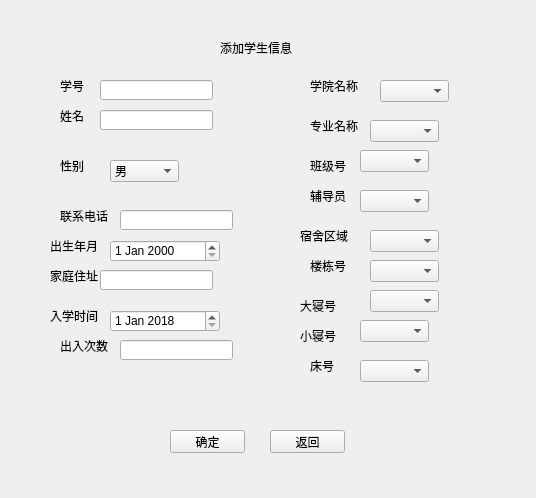
This is admin/admin_addarchive.ui in wo16pao/MS as Qt 5 draws it before an edit. The edited form follows.
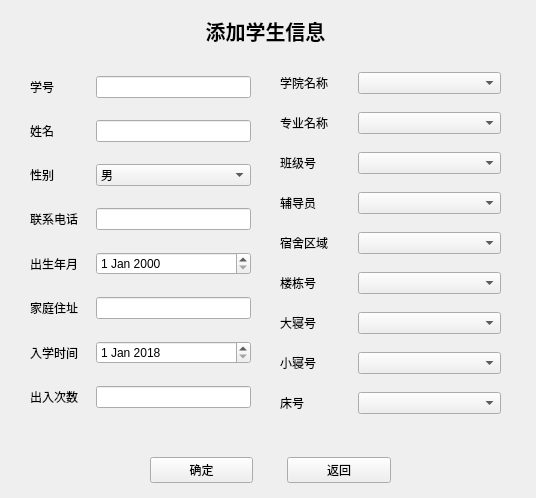
This is the edited form.

```diff
--- a/admin/admin_addarchive.ui
+++ b/admin/admin_addarchive.ui
@@ -16,465 +16,320 @@
   <widget class="QLabel" name="label">
    <property name="geometry">
     <rect>
-     <x>220</x>
-     <y>40</y>
-     <width>101</width>
-     <height>16</height>
+     <x>190</x>
+     <y>10</y>
+     <width>151</width>
+     <height>41</height>
     </rect>
    </property>
+   <property name="font">
+    <font>
+     <pointsize>15</pointsize>
+     <weight>75</weight>
+     <bold>true</bold>
+    </font>
+   </property>
+   <property name="lineWidth">
+    <number>1</number>
+   </property>
+   <property name="midLineWidth">
+    <number>0</number>
+   </property>
    <property name="text">
     <string>添加学生信息</string>
    </property>
-  </widget>
-  <widget class="QLabel" name="label_2">
-   <property name="geometry">
-    <rect>
-     <x>60</x>
-     <y>80</y>
-     <width>54</width>
-     <height>12</height>
-    </rect>
+   <property name="textFormat">
+    <enum>Qt::AutoText</enum>
    </property>
-   <property name="text">
-    <string>学号</string>
+   <property name="alignment">
+    <set>Qt::AlignCenter</set>
    </property>
-  </widget>
-  <widget class="QLabel" name="label_3">
-   <property name="geometry">
-    <rect>
-     <x>60</x>
-     <y>110</y>
-     <width>54</width>
-     <height>12</height>
-    </rect>
+   <property name="margin">
+    <number>0</number>
    </property>
-   <property name="text">
-    <string>姓名</string>
+   <property name="indent">
+    <number>-1</number>
    </property>
   </widget>
-  <widget class="QLabel" name="label_4">
+  <widget class="QWidget" name="widget" native="true">
    <property name="geometry">
     <rect>
-     <x>50</x>
-     <y>240</y>
-     <width>54</width>
-     <height>12</height>
+     <x>40</x>
+     <y>450</y>
+     <width>351</width>
+     <height>41</height>
     </rect>
    </property>
-   <property name="text">
-    <string>出生年月</string>
-   </property>
+   <layout class="QHBoxLayout" name="horizontalLayout">
+    <item>
+     <widget class="QLabel" name="label_result">
+      <property name="text">
+       <string/>
+      </property>
+      <property name="alignment">
+       <set>Qt::AlignRight|Qt::AlignTrailing|Qt::AlignVCenter</set>
+      </property>
+     </widget>
+    </item>
+    <item>
+     <widget class="QPushButton" name="pushButton">
+      <property name="text">
+       <string>确定</string>
+      </property>
+     </widget>
+    </item>
+    <item>
+     <spacer name="horizontalSpacer">
+      <property name="orientation">
+       <enum>Qt::Horizontal</enum>
+      </property>
+      <property name="sizeType">
+       <enum>QSizePolicy::Fixed</enum>
+      </property>
+      <property name="sizeHint" stdset="0">
+       <size>
+        <width>28</width>
+        <height>20</height>
+       </size>
+      </property>
+     </spacer>
+    </item>
+    <item>
+     <widget class="QPushButton" name="pushButton_2">
+      <property name="text">
+       <string>返回</string>
+      </property>
+     </widget>
+    </item>
+   </layout>
   </widget>
-  <widget class="QLabel" name="label_5">
+  <widget class="QWidget" name="widget_2" native="true">
    <property name="geometry">
     <rect>
-     <x>60</x>
-     <y>160</y>
-     <width>54</width>
-     <height>12</height>
+     <x>280</x>
+     <y>60</y>
+     <width>221</width>
+     <height>371</height>
     </rect>
    </property>
-   <property name="text">
-    <string>性别</string>
+   <property name="sizePolicy">
+    <sizepolicy hsizetype="Preferred" vsizetype="Fixed">
+     <horstretch>0</horstretch>
+     <verstretch>0</verstretch>
+    </sizepolicy>
    </property>
+   <layout class="QGridLayout" name="gridLayout">
+    <item row="6" column="0">
+     <widget class="QLabel" name="label_15">
+      <property name="text">
+       <string>大寝号</string>
+      </property>
+     </widget>
+    </item>
+    <item row="5" column="1" colspan="2">
+     <widget class="QComboBox" name="comboBox_dorm2"/>
+    </item>
+    <item row="3" column="1" colspan="2">
+     <widget class="QComboBox" name="comboBox_dean4"/>
+    </item>
+    <item row="4" column="1" colspan="2">
+     <widget class="QComboBox" name="comboBox_dorm"/>
+    </item>
+    <item row="1" column="1" colspan="2">
+     <widget class="QComboBox" name="comboBox_dean2"/>
+    </item>
+    <item row="6" column="1" colspan="2">
+     <widget class="QComboBox" name="comboBox_dorm3"/>
+    </item>
+    <item row="4" column="0">
+     <widget class="QLabel" name="label_13">
+      <property name="text">
+       <string>宿舍区域</string>
+      </property>
+     </widget>
+    </item>
+    <item row="8" column="0">
+     <widget class="QLabel" name="label_17">
+      <property name="text">
+       <string>床号</string>
+      </property>
+     </widget>
+    </item>
+    <item row="2" column="1" colspan="2">
+     <widget class="QComboBox" name="comboBox_dean3"/>
+    </item>
+    <item row="7" column="0">
+     <widget class="QLabel" name="label_16">
+      <property name="text">
+       <string>小寝号</string>
+      </property>
+     </widget>
+    </item>
+    <item row="5" column="0">
+     <widget class="QLabel" name="label_14">
+      <property name="text">
+       <string>楼栋号</string>
+      </property>
+     </widget>
+    </item>
+    <item row="1" column="0">
+     <widget class="QLabel" name="label_10">
+      <property name="text">
+       <string>专业名称</string>
+      </property>
+     </widget>
+    </item>
+    <item row="7" column="1" colspan="2">
+     <widget class="QComboBox" name="comboBox_dorm4"/>
+    </item>
+    <item row="0" column="1" colspan="2">
+     <widget class="QComboBox" name="comboBox_dean"/>
+    </item>
+    <item row="3" column="0">
+     <widget class="QLabel" name="label_12">
+      <property name="text">
+       <string>辅导员</string>
+      </property>
+     </widget>
+    </item>
+    <item row="8" column="1" colspan="2">
+     <widget class="QComboBox" name="comboBox_dorm5"/>
+    </item>
+    <item row="2" column="0">
+     <widget class="QLabel" name="label_11">
+      <property name="text">
+       <string>班级号</string>
+      </property>
+     </widget>
+    </item>
+    <item row="0" column="0">
+     <widget class="QLabel" name="label_9">
+      <property name="text">
+       <string>学院名称</string>
+      </property>
+     </widget>
+    </item>
+   </layout>
   </widget>
-  <widget class="QLabel" name="label_6">
+  <widget class="QWidget" name="widget_3" native="true">
    <property name="geometry">
     <rect>
-     <x>60</x>
-     <y>210</y>
-     <width>54</width>
-     <height>12</height>
+     <x>30</x>
+     <y>60</y>
+     <width>221</width>
+     <height>370</height>
     </rect>
    </property>
-   <property name="text">
-    <string>联系电话</string>
+   <property name="sizePolicy">
+    <sizepolicy hsizetype="Preferred" vsizetype="Fixed">
+     <horstretch>0</horstretch>
+     <verstretch>0</verstretch>
+    </sizepolicy>
    </property>
-  </widget>
-  <widget class="QLabel" name="label_7">
-   <property name="geometry">
-    <rect>
-     <x>50</x>
-     <y>270</y>
-     <width>54</width>
-     <height>12</height>
-    </rect>
-   </property>
-   <property name="text">
-    <string>家庭住址</string>
-   </property>
-  </widget>
-  <widget class="QLabel" name="label_8">
-   <property name="geometry">
-    <rect>
-     <x>50</x>
-     <y>310</y>
-     <width>54</width>
-     <height>12</height>
-    </rect>
-   </property>
-   <property name="text">
-    <string>入学时间</string>
-   </property>
-  </widget>
-  <widget class="QLabel" name="label_9">
-   <property name="geometry">
-    <rect>
-     <x>310</x>
-     <y>80</y>
-     <width>54</width>
-     <height>12</height>
-    </rect>
-   </property>
-   <property name="text">
-    <string>学院名称</string>
-   </property>
-  </widget>
-  <widget class="QLabel" name="label_10">
-   <property name="geometry">
-    <rect>
-     <x>310</x>
-     <y>120</y>
-     <width>54</width>
-     <height>12</height>
-    </rect>
-   </property>
-   <property name="text">
-    <string>专业名称</string>
-   </property>
-  </widget>
-  <widget class="QLabel" name="label_11">
-   <property name="geometry">
-    <rect>
-     <x>310</x>
-     <y>160</y>
-     <width>54</width>
-     <height>12</height>
-    </rect>
-   </property>
-   <property name="text">
-    <string>班级号</string>
-   </property>
-  </widget>
-  <widget class="QLabel" name="label_12">
-   <property name="geometry">
-    <rect>
-     <x>310</x>
-     <y>190</y>
-     <width>54</width>
-     <height>12</height>
-    </rect>
-   </property>
-   <property name="text">
-    <string>辅导员</string>
-   </property>
-  </widget>
-  <widget class="QLabel" name="label_13">
-   <property name="geometry">
-    <rect>
-     <x>300</x>
-     <y>230</y>
-     <width>54</width>
-     <height>12</height>
-    </rect>
-   </property>
-   <property name="text">
-    <string>宿舍区域</string>
-   </property>
-  </widget>
-  <widget class="QLabel" name="label_14">
-   <property name="geometry">
-    <rect>
-     <x>310</x>
-     <y>260</y>
-     <width>54</width>
-     <height>12</height>
-    </rect>
-   </property>
-   <property name="text">
-    <string>楼栋号</string>
-   </property>
-  </widget>
-  <widget class="QLabel" name="label_15">
-   <property name="geometry">
-    <rect>
-     <x>300</x>
-     <y>300</y>
-     <width>54</width>
-     <height>12</height>
-    </rect>
-   </property>
-   <property name="text">
-    <string>大寝号</string>
-   </property>
-  </widget>
-  <widget class="QLabel" name="label_16">
-   <property name="geometry">
-    <rect>
-     <x>300</x>
-     <y>330</y>
-     <width>54</width>
-     <height>12</height>
-    </rect>
-   </property>
-   <property name="text">
-    <string>小寝号</string>
-   </property>
-  </widget>
-  <widget class="QLabel" name="label_17">
-   <property name="geometry">
-    <rect>
-     <x>310</x>
-     <y>360</y>
-     <width>54</width>
-     <height>12</height>
-    </rect>
-   </property>
-   <property name="text">
-    <string>床号</string>
-   </property>
-  </widget>
-  <widget class="QLabel" name="label_18">
-   <property name="geometry">
-    <rect>
-     <x>60</x>
-     <y>340</y>
-     <width>54</width>
-     <height>12</height>
-    </rect>
-   </property>
-   <property name="text">
-    <string>出入次数</string>
-   </property>
-  </widget>
-  <widget class="QLineEdit" name="lineEdit_id">
-   <property name="geometry">
-    <rect>
-     <x>100</x>
-     <y>80</y>
-     <width>113</width>
-     <height>20</height>
-    </rect>
-   </property>
-  </widget>
-  <widget class="QLineEdit" name="lineEdit_name">
-   <property name="geometry">
-    <rect>
-     <x>100</x>
-     <y>110</y>
-     <width>113</width>
-     <height>20</height>
-    </rect>
-   </property>
-  </widget>
-  <widget class="QLineEdit" name="lineEdit_phone">
-   <property name="geometry">
-    <rect>
-     <x>120</x>
-     <y>210</y>
-     <width>113</width>
-     <height>20</height>
-    </rect>
-   </property>
-  </widget>
-  <widget class="QLineEdit" name="lineEdit_address">
-   <property name="geometry">
-    <rect>
-     <x>100</x>
-     <y>270</y>
-     <width>113</width>
-     <height>20</height>
-    </rect>
-   </property>
-  </widget>
-  <widget class="QLineEdit" name="lineEdit_num">
-   <property name="geometry">
-    <rect>
-     <x>120</x>
-     <y>340</y>
-     <width>113</width>
-     <height>20</height>
-    </rect>
-   </property>
-  </widget>
-  <widget class="QComboBox" name="comboBox">
-   <property name="geometry">
-    <rect>
-     <x>110</x>
-     <y>160</y>
-     <width>69</width>
-     <height>22</height>
-    </rect>
-   </property>
-   <item>
-    <property name="text">
-     <string>男</string>
-    </property>
-   </item>
-   <item>
-    <property name="text">
-     <string>女</string>
-    </property>
-   </item>
-  </widget>
-  <widget class="QDateEdit" name="dateEdit">
-   <property name="geometry">
-    <rect>
-     <x>110</x>
-     <y>240</y>
-     <width>110</width>
-     <height>22</height>
-    </rect>
-   </property>
-  </widget>
-  <widget class="QDateEdit" name="dateEdit_2">
-   <property name="geometry">
-    <rect>
-     <x>110</x>
-     <y>310</y>
-     <width>110</width>
-     <height>22</height>
-    </rect>
-   </property>
-   <property name="dateTime">
-    <datetime>
-     <hour>0</hour>
-     <minute>0</minute>
-     <second>0</second>
-     <year>2018</year>
-     <month>1</month>
-     <day>1</day>
-    </datetime>
-   </property>
-  </widget>
-  <widget class="QComboBox" name="comboBox_dean">
-   <property name="geometry">
-    <rect>
-     <x>380</x>
-     <y>80</y>
-     <width>69</width>
-     <height>22</height>
-    </rect>
-   </property>
-  </widget>
-  <widget class="QComboBox" name="comboBox_dean2">
-   <property name="geometry">
-    <rect>
-     <x>370</x>
-     <y>120</y>
-     <width>69</width>
-     <height>22</height>
-    </rect>
-   </property>
-  </widget>
-  <widget class="QComboBox" name="comboBox_dean3">
-   <property name="geometry">
-    <rect>
-     <x>360</x>
-     <y>150</y>
-     <width>69</width>
-     <height>22</height>
-    </rect>
-   </property>
-  </widget>
-  <widget class="QComboBox" name="comboBox_dean4">
-   <property name="geometry">
-    <rect>
-     <x>360</x>
-     <y>190</y>
-     <width>69</width>
-     <height>22</height>
-    </rect>
-   </property>
-  </widget>
-  <widget class="QComboBox" name="comboBox_dorm">
-   <property name="geometry">
-    <rect>
-     <x>370</x>
-     <y>230</y>
-     <width>69</width>
-     <height>22</height>
-    </rect>
-   </property>
-  </widget>
-  <widget class="QComboBox" name="comboBox_dorm2">
-   <property name="geometry">
-    <rect>
-     <x>370</x>
-     <y>260</y>
-     <width>69</width>
-     <height>22</height>
-    </rect>
-   </property>
-  </widget>
-  <widget class="QComboBox" name="comboBox_dorm3">
-   <property name="geometry">
-    <rect>
-     <x>370</x>
-     <y>290</y>
-     <width>69</width>
-     <height>22</height>
-    </rect>
-   </property>
-  </widget>
-  <widget class="QComboBox" name="comboBox_dorm4">
-   <property name="geometry">
-    <rect>
-     <x>360</x>
-     <y>320</y>
-     <width>69</width>
-     <height>22</height>
-    </rect>
-   </property>
-  </widget>
-  <widget class="QComboBox" name="comboBox_dorm5">
-   <property name="geometry">
-    <rect>
-     <x>360</x>
-     <y>360</y>
-     <width>69</width>
-     <height>22</height>
-    </rect>
-   </property>
-  </widget>
-  <widget class="QLabel" name="label_result">
-   <property name="geometry">
-    <rect>
-     <x>60</x>
-     <y>420</y>
-     <width>54</width>
-     <height>12</height>
-    </rect>
-   </property>
-   <property name="text">
-    <string/>
-   </property>
-  </widget>
-  <widget class="QPushButton" name="pushButton">
-   <property name="geometry">
-    <rect>
-     <x>170</x>
-     <y>430</y>
-     <width>75</width>
-     <height>23</height>
-    </rect>
-   </property>
-   <property name="text">
-    <string>确定</string>
-   </property>
-  </widget>
-  <widget class="QPushButton" name="pushButton_2">
-   <property name="geometry">
-    <rect>
-     <x>270</x>
-     <y>430</y>
-     <width>75</width>
-     <height>23</height>
-    </rect>
-   </property>
-   <property name="text">
-    <string>返回</string>
-   </property>
+   <layout class="QGridLayout" name="gridLayout_2">
+    <item row="1" column="0">
+     <widget class="QLabel" name="label_3">
+      <property name="text">
+       <string>姓名</string>
+      </property>
+     </widget>
+    </item>
+    <item row="2" column="0" colspan="2">
+     <widget class="QLabel" name="label_5">
+      <property name="text">
+       <string>性别</string>
+      </property>
+     </widget>
+    </item>
+    <item row="3" column="0" colspan="3">
+     <widget class="QLabel" name="label_6">
+      <property name="text">
+       <string>联系电话</string>
+      </property>
+     </widget>
+    </item>
+    <item row="3" column="3">
+     <widget class="QLineEdit" name="lineEdit_phone"/>
+    </item>
+    <item row="4" column="0" colspan="2">
+     <widget class="QLabel" name="label_4">
+      <property name="text">
+       <string>出生年月</string>
+      </property>
+     </widget>
+    </item>
+    <item row="5" column="0">
+     <widget class="QLabel" name="label_7">
+      <property name="text">
+       <string>家庭住址</string>
+      </property>
+     </widget>
+    </item>
+    <item row="6" column="0" colspan="2">
+     <widget class="QLabel" name="label_8">
+      <property name="text">
+       <string>入学时间</string>
+      </property>
+     </widget>
+    </item>
+    <item row="7" column="0" colspan="3">
+     <widget class="QLabel" name="label_18">
+      <property name="text">
+       <string>出入次数</string>
+      </property>
+     </widget>
+    </item>
+    <item row="7" column="3">
+     <widget class="QLineEdit" name="lineEdit_num"/>
+    </item>
+    <item row="0" column="0">
+     <widget class="QLabel" name="label_2">
+      <property name="text">
+       <string>学号</string>
+      </property>
+     </widget>
+    </item>
+    <item row="6" column="3">
+     <widget class="QDateEdit" name="dateEdit_2">
+      <property name="dateTime">
+       <datetime>
+        <hour>0</hour>
+        <minute>0</minute>
+        <second>0</second>
+        <year>2018</year>
+        <month>1</month>
+        <day>1</day>
+       </datetime>
+      </property>
+     </widget>
+    </item>
+    <item row="5" column="3">
+     <widget class="QLineEdit" name="lineEdit_address"/>
+    </item>
+    <item row="4" column="3">
+     <widget class="QDateEdit" name="dateEdit"/>
+    </item>
+    <item row="2" column="3">
+     <widget class="QComboBox" name="comboBox">
+      <item>
+       <property name="text">
+        <string>男</string>
+       </property>
+      </item>
+      <item>
+       <property name="text">
+        <string>女</string>
+       </property>
+      </item>
+     </widget>
+    </item>
+    <item row="1" column="3">
+     <widget class="QLineEdit" name="lineEdit_name"/>
+    </item>
+    <item row="0" column="3">
+     <widget class="QLineEdit" name="lineEdit_id"/>
+    </item>
+   </layout>
   </widget>
  </widget>
  <resources/>
```
